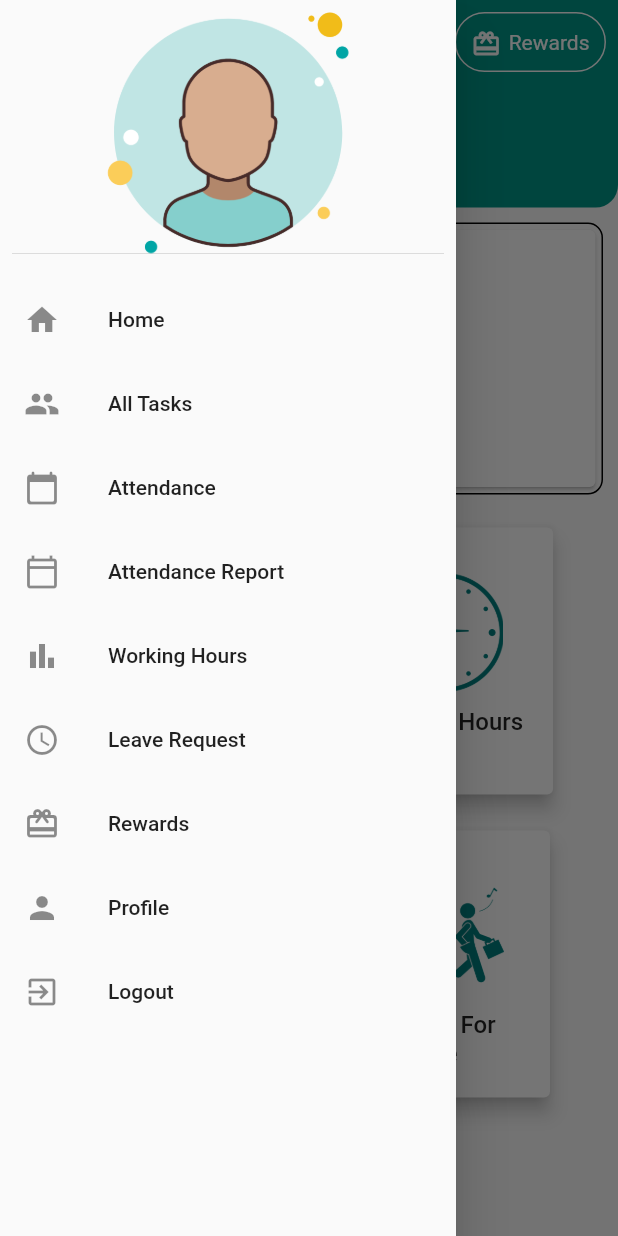
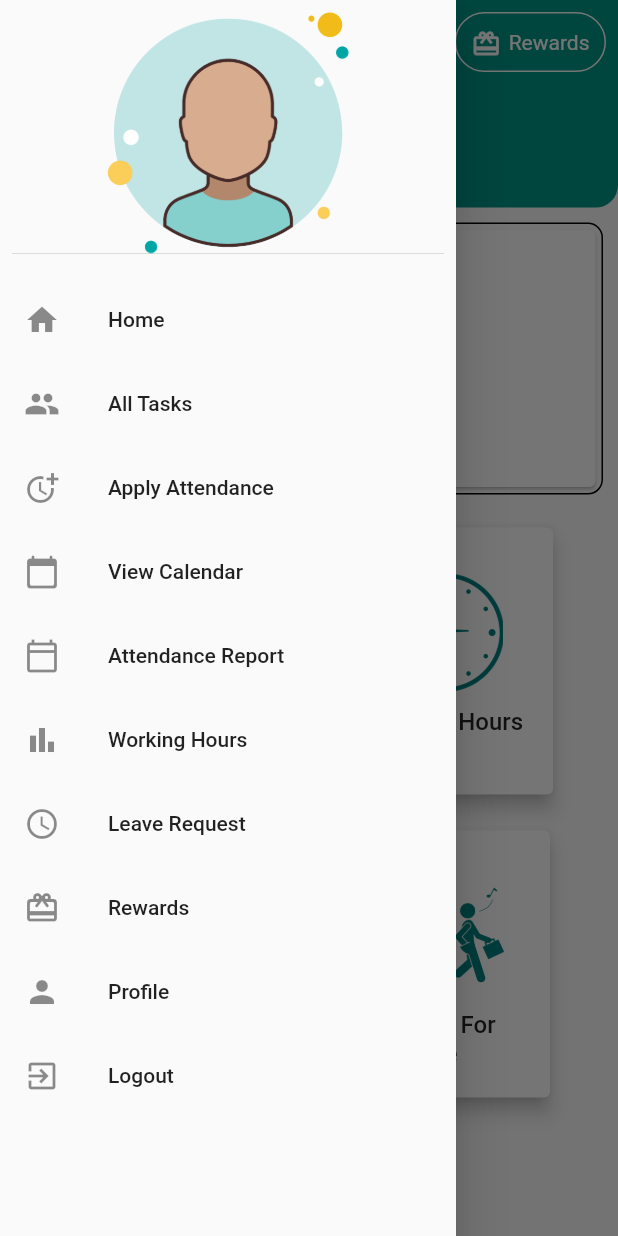
Before and after one commit to LaveeshaKumra/farmer-app, a Flutter app: the MyHomePage screen opened directly, with the side drawer open, on a phone screen of 412 x 824 dp. Run offline on Flutter 3.47's test engine with Material 2 defaults, Android fonts, the phone set to English and light mode, and no system bars; our stand-ins replace awesome_dialog, charts_flutter, cloud_firestore, firebase_auth, firebase_core, firebase_messaging and 6 more; missing offline and left inert: flutter_boom_menu, flutter_statusbarcolor, searchable_dropdown; accounts and stored records are empty.

```diff
--- a/lib/user/home.dart
+++ b/lib/user/home.dart
@@ -9,6 +9,7 @@ import 'package:flutter/material.dart';
 import 'package:provider/provider.dart';
 import 'package:shared_preferences/shared_preferences.dart';
 import '../Theme.dart';
+import 'calendar2.dart';
 import 'graph.dart';
 import 'rewards.dart';
 import 'alltasks.dart';
@@ -282,14 +283,24 @@ final themeNotifier = Provider.of<ThemeNotifier>(context,listen: false);
              },
           ),
           ListTile(
-            leading: Icon(Icons.calendar_today_rounded),
-            title: Text('Attendance'),
+            leading: Icon(Icons.more_time),
+            title: Text('Apply Attendance'),
             onTap: () => {
               Navigator.push(
                 context,
                 MaterialPageRoute(
                     builder: (context) => Attendance(email,company,name)),
               )
+            },
+          ),
+          ListTile(
+            leading: Icon(Icons.calendar_today_rounded),
+            title: Text('View Calendar'),
+            onTap: () => {
+            Navigator.push(
+            context,
+            MaterialPageRoute(builder: (context) => Calendar2()),
+            )
             },
           ),
           ListTile(
--- a/lib/user/requestdetail.dart
+++ b/lib/user/requestdetail.dart
@@ -45,13 +45,13 @@ class _TimeOffRequestPageState extends State<RequestDetail> {
       appBar: AppBar(
         title: Text("Leave Details"),
         actions: [
-          GestureDetector(
+          data['start_date'].toDate().isAfter(DateTime.now())?GestureDetector(
             onTap: (){_deletereq();},
             child: Padding(
               padding: const EdgeInsets.all(8.0),
               child: Icon(Icons.delete),
             ),
-          )
+          ):Container()
         ],
       ),
       body: data == null || data == ""
```
Also changed, not shown: lib/user/calendar2.dart (+18 -2 lines).
